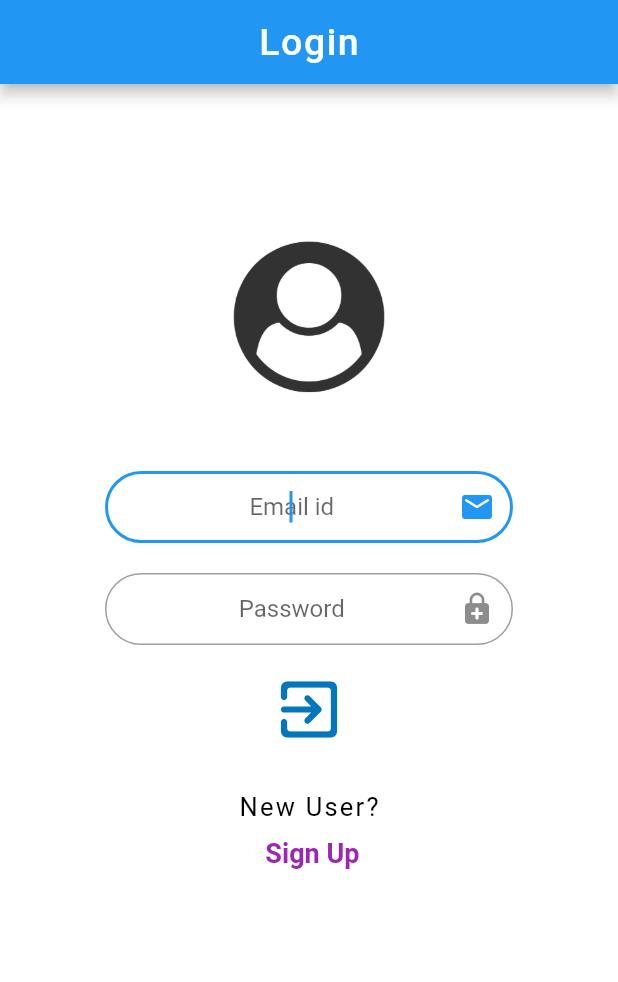
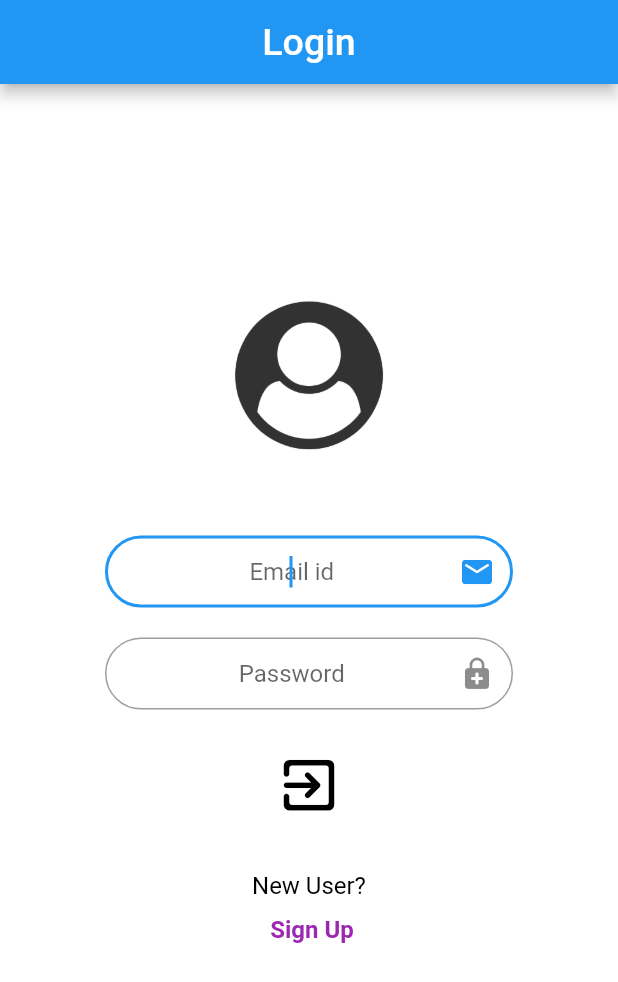
Before and after one commit to ShraddhaSaumya/News_app, a Flutter app: the screen it shows after launch, on a phone screen of 412 x 824 dp. Shown: the top 982 px of the screen. Run offline on Flutter 3.47's test engine with Material 2 defaults, Android fonts, the phone set to English and light mode, and no system bars; our stand-ins replace animated_splash_screen, firebase_auth, firebase_core, flare_flutter, fluttertoast, ionicons; accounts and stored records are empty.

Commit message:
Minor changes

```diff
--- a/lib/homelogin.dart
+++ b/lib/homelogin.dart
@@ -41,7 +41,7 @@ class _HomePageState extends State<HomePage> {
         appBar: AppBar(
           title: Text(
             "Login",
-            style: TextStyle(fontSize: 25, letterSpacing: 1),
+            style: TextStyle(fontSize: 25,),
           ),
           centerTitle: true,
         ),
@@ -49,16 +49,16 @@ class _HomePageState extends State<HomePage> {
         body: ListView(
           padding: EdgeInsets.only(left: 70, right: 70),
           children: <Widget>[
-            SizedBox(height: 100),
+            SizedBox(height: 140),
             CircleAvatar(
               backgroundColor: Colors.white,
-              radius: 54,
+              radius: 53,
               child: Image.asset(
                 "assets/login.png",
                 fit: BoxFit.contain,
               ),
             ),
-            SizedBox(height: 50),
+            SizedBox(height: 55),
             TextField(
               textAlign: TextAlign.center,
               autofocus: true,
@@ -77,10 +77,10 @@ class _HomePageState extends State<HomePage> {
               decoration: buildBorder(
                   "Password", Icon(Icons.enhanced_encryption_rounded)),
             ),
-            SizedBox(height: 10),
+            SizedBox(height: 20),
             IconButton(
-              color: Colors.lightBlue.shade800,
-              icon: Icon(Icons.exit_to_app_rounded, size: 50),
+              color: Colors.black,
+              icon: Icon(Icons.exit_to_app_rounded, size: 45),
               onPressed: () => firebaseLogin(
                   _email.text.toString().trim(), _pwd.text.toString().trim()),
             ),
@@ -89,9 +89,8 @@ class _HomePageState extends State<HomePage> {
                 child: Text(
               "New User?",
               style: TextStyle(
-                letterSpacing: 1.5,
                 color: Colors.black,
-                fontSize: 17,
+                fontSize: 16,
               ),
             )),
             SizedBox(height: 10,),
@@ -99,7 +98,7 @@ class _HomePageState extends State<HomePage> {
               onTap: () => Navigator.push(
                   context, MaterialPageRoute(builder: (context) => SignUp())),
               child: Text(" Sign Up",textAlign: TextAlign.center,
-                style: TextStyle(color: Colors.purple,fontSize: 18,fontWeight: FontWeight.bold),
+                style: TextStyle(color: Colors.purple,fontSize: 16,fontWeight: FontWeight.bold),
               ),
             )
           ],
```
Also changed, not shown: Pictures for Readme/a.jpeg (added), Pictures for Readme/b.jpeg (added), Pictures for Readme/c.jpeg (added), Pictures for Readme/d.jpeg (added), Pictures for Readme/e.jpeg (added), Pictures for Readme/f.jpeg (added), Pictures for Readme/g.jpeg (added), Pictures for Readme/h.jpeg (added), Pictures for Readme/i.jpeg (added).
